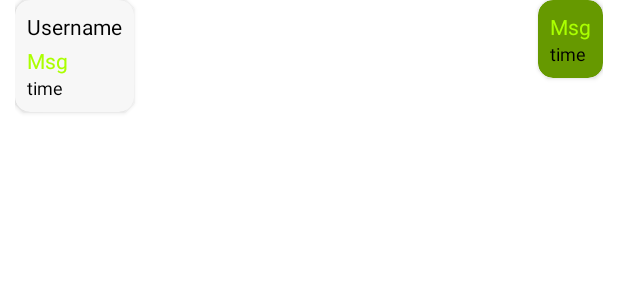
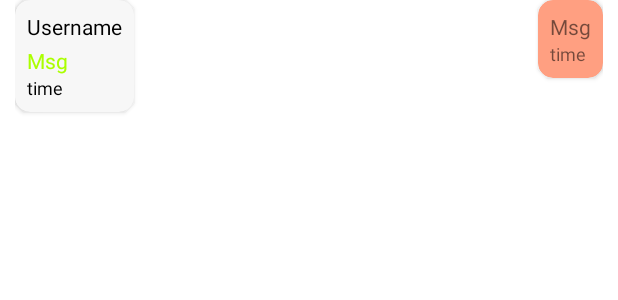
Before and after one commit to lusajo143/Real-time-chat-application-with-firebase, an Android app: the layout msg.xml on its own in the app's theme, with its tools: preview values and no code run, on a phone screen of 412 x 824 dp. Shown: the top 300 px of the screen. Run offline under Robolectric (Android 15) with nearby library versions, the phone set to English and light mode, and no system bars.

Commit message:
Initial commit

```diff
--- a/app/src/main/res/layout/msg.xml
+++ b/app/src/main/res/layout/msg.xml
@@ -59,7 +59,7 @@
         android:layout_width="wrap_content"
         android:layout_height="wrap_content"
         app:cardCornerRadius="10dp"
-        app:cardBackgroundColor="@android:color/holo_green_dark"
+        app:cardBackgroundColor="#FF9F81"
         android:id="@+id/card_right"
         android:layout_marginBottom="5dp"
         android:layout_alignParentRight="true">
@@ -82,15 +82,13 @@
                 android:id="@+id/message_txt_right"
                 android:layout_width="wrap_content"
                 android:layout_height="wrap_content"
-                android:text="Msg"
-                android:textColor="#AAFF00" />
+                android:text="Msg" />
 
             <TextView
                 android:id="@+id/msg_time_right"
                 android:layout_width="wrap_content"
                 android:layout_height="wrap_content"
                 android:text="time"
-                android:textColor="@android:color/black"
                 android:textSize="12dp" />
 
         </LinearLayout>
--- a/app/src/main/res/values/colors.xml
+++ b/app/src/main/res/values/colors.xml
@@ -1,8 +1,8 @@
 <?xml version="1.0" encoding="utf-8"?>
 <resources>
     <color name="purple_200">#FFBB86FC</color>
-    <color name="purple_500">#FF6200EE</color>
-    <color name="purple_700">#FF3700B3</color>
+    <color name="purple_500">#FF5722</color>
+    <color name="purple_700">#E13B06</color>
     <color name="teal_200">#FF03DAC5</color>
     <color name="teal_700">#FF018786</color>
     <color name="black">#FF000000</color>
--- a/app/src/main/res/values/strings.xml
+++ b/app/src/main/res/values/strings.xml
@@ -1,3 +1,3 @@
 <resources>
-    <string name="app_name">Pedia Chat</string>
+    <string name="app_name">Progress Chat</string>
 </resources>
--- a/app/src/main/res/values/themes.xml
+++ b/app/src/main/res/values/themes.xml
@@ -1,6 +1,6 @@
 <resources xmlns:tools="http://schemas.android.com/tools">
     <!-- Base application theme. -->
-    <style name="Theme.PediaChat" parent="Theme.MaterialComponents.DayNight.DarkActionBar">
+    <style name="Theme.PediaChat" parent="Theme.MaterialComponents.DayNight.NoActionBar">
         <!-- Primary brand color. -->
         <item name="colorPrimary">@color/purple_500</item>
         <item name="colorPrimaryVariant">@color/purple_700</item>
```
Also changed, not shown: app/src/main/java/org/techdealers/mchat/MainActivity.java (+59 -8 lines), app/src/main/java/org/techdealers/mchat/dbHelper.java (+8 -1 lines), app/src/main/res/drawable/exit.xml (added, +10 -0 lines), app/src/main/res/layout/activity_main.xml (+49 -4 lines).
